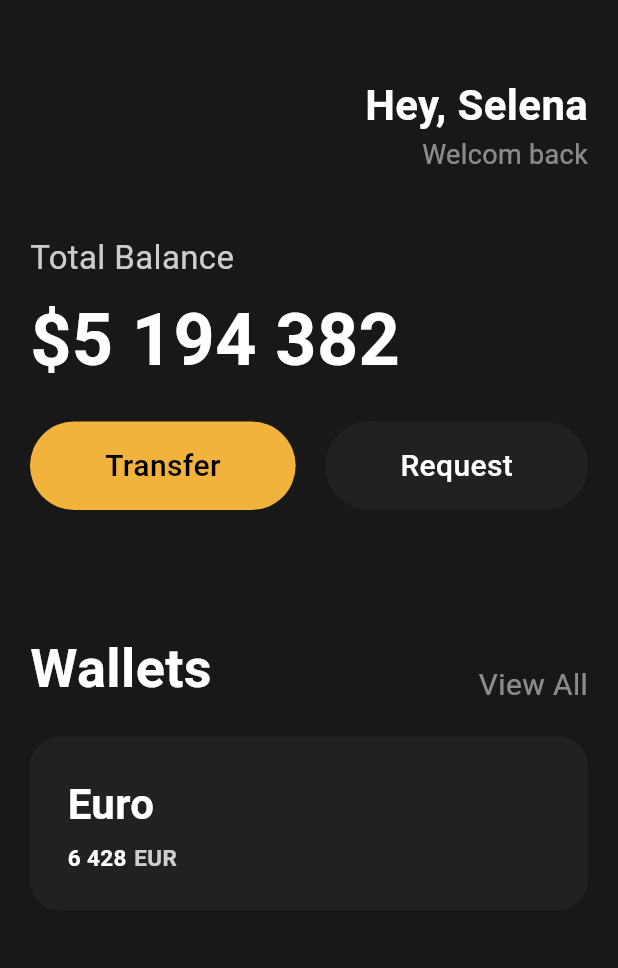
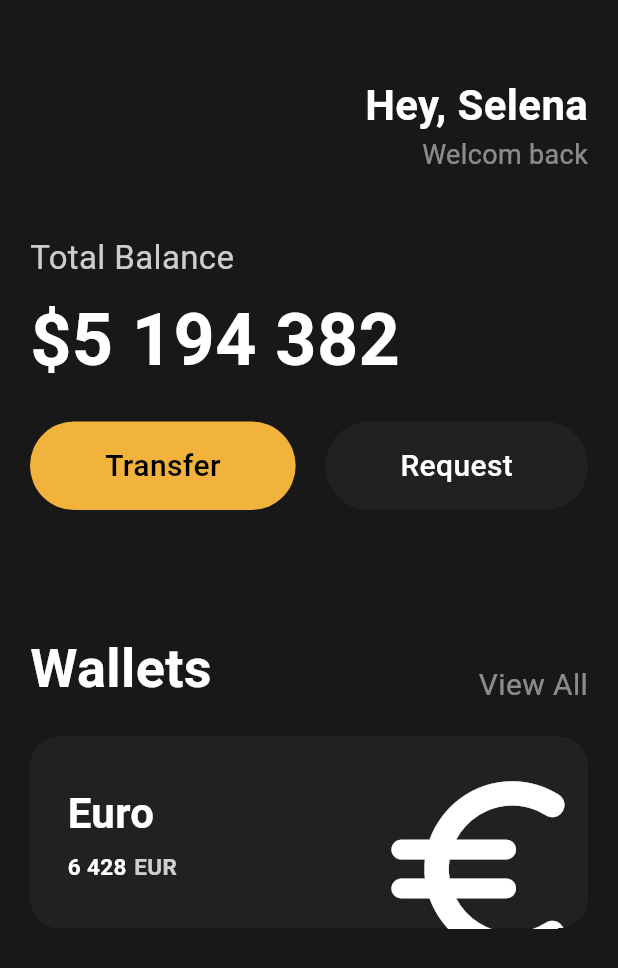
Before and after one commit to no-intel/flutter-toonflix, a Flutter app: the screen it shows after launch, on a phone screen of 412 x 824 dp. Shown: the top 968 px of the screen. Run offline on Flutter 3.47's test engine with Material 3 defaults, Android fonts, the phone set to English and light mode, and no system bars.

Commit message:
Card icon 및 offset, clipBehavior

```diff
--- a/lib/main.dart
+++ b/lib/main.dart
@@ -99,6 +99,7 @@ class App extends StatelessWidget {
               ),
               SizedBox(height: 20),
               Container(
+                clipBehavior: Clip.hardEdge,
                 decoration: BoxDecoration(
                   color: Color(0xFF1F2123),
                   borderRadius: BorderRadius.circular(20),
@@ -106,6 +107,7 @@ class App extends StatelessWidget {
                 child: Padding(
                   padding: const EdgeInsets.all(25),
                   child: Row(
+                    mainAxisAlignment: MainAxisAlignment.spaceBetween,
                     children: [
                       Column(
                         crossAxisAlignment: CrossAxisAlignment.start,
@@ -142,6 +144,17 @@ class App extends StatelessWidget {
                           ),
                         ],
                       ),
+                      Transform.scale(
+                        scale: 2,
+                        child: Transform.translate(
+                          offset: Offset(-3, 12),
+                          child: Icon(
+                            Icons.euro_rounded,
+                            color: Colors.white,
+                            size: 78,
+                          ),
+                        ),
+                      ),
                     ],
                   ),
                 ),
```
